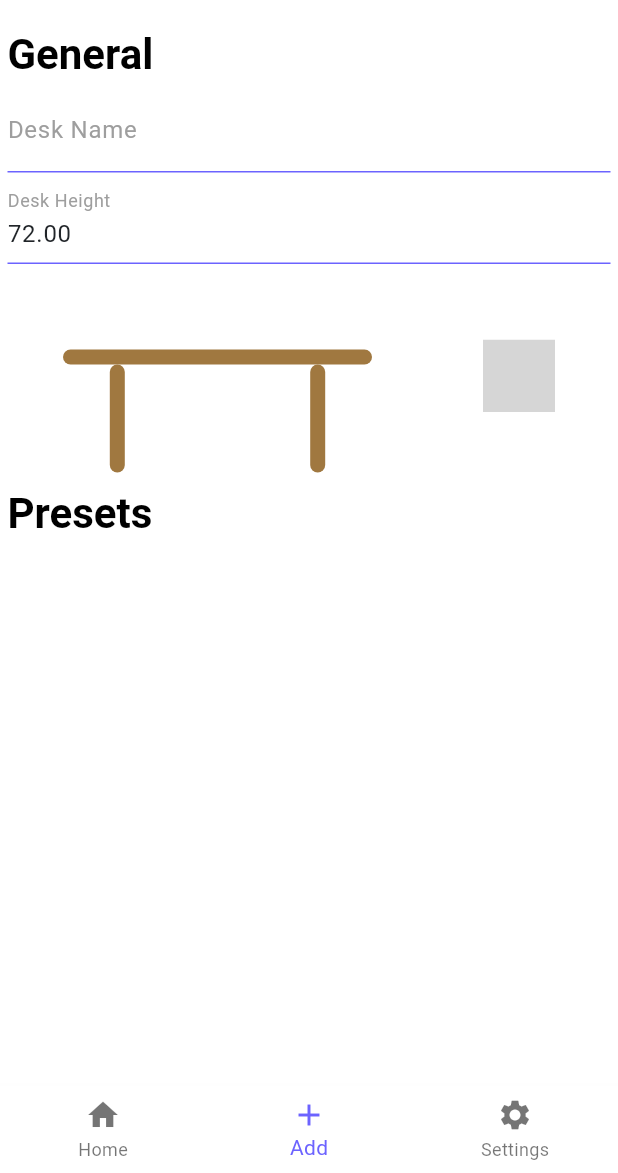
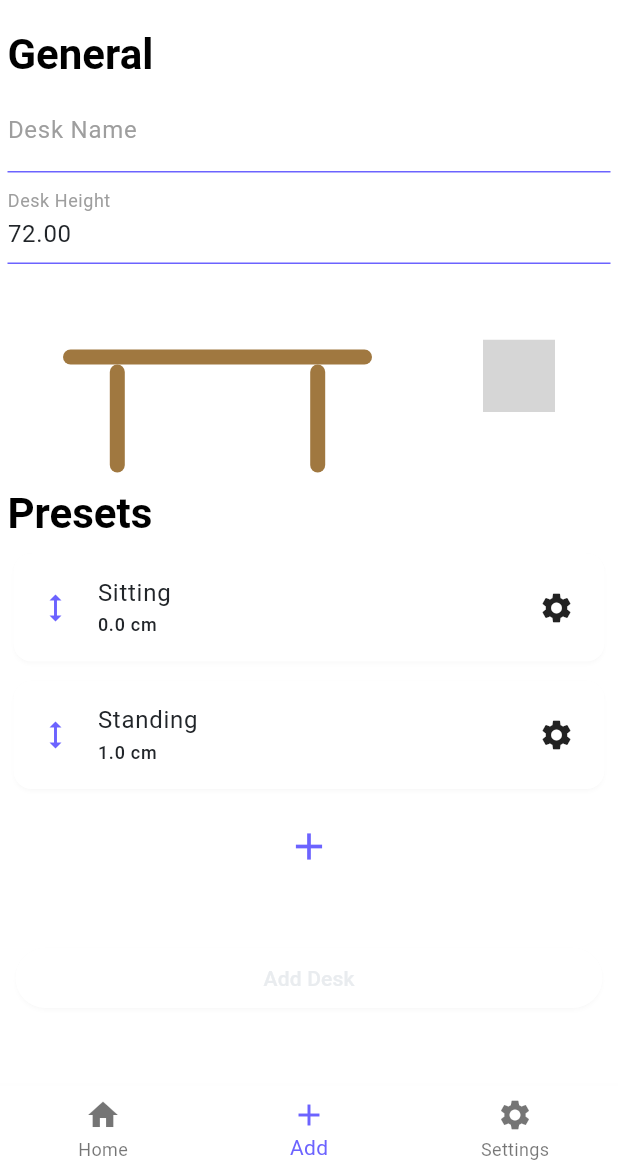
Before and after one commit to MhouneyLH/deskify, a Flutter app: the screen it shows after launch, item 2 of the bottom bar chosen, on a phone screen of 412 x 824 dp, the part 63-1236 px from its top. Run offline on Flutter 3.47's test engine with Material 2 defaults, Android fonts, the phone set to English and light mode, and no system bars; drawn by our look-alikes of syncfusion_flutter_sliders; our stand-ins replace bloc, carousel_slider, cloud_firestore, dartz, equatable, firebase_core and 3 more; accounts and stored records are empty; grey boxes are pictures that could not be loaded.

Commit message:
feat: add rest of the add desk page and fix some stuff

```diff
--- a/lib/features/presentation/pages/add_desk_page/add_desk_page.dart
+++ b/lib/features/presentation/pages/add_desk_page/add_desk_page.dart
@@ -1,9 +1,13 @@
 import 'package:deskify/core/core.dart';
 import 'package:deskify/features/presentation/widgets/widgets.dart';
 import 'package:flutter/material.dart';
+import 'package:flutter_bloc/flutter_bloc.dart';
 
 import '../../../domain/entities/desk.dart';
+import '../../../domain/entities/preset.dart';
+import '../../bloc/desk/desk_bloc.dart';
 import '../../themes/theme.dart';
+import 'preset_card.dart';
 
 /// A page on which a [Desk] entity can be added.
 ///
@@ -17,6 +21,26 @@ class AddDeskPage extends StatefulWidget {
 
 class _AddDeskPageState extends State<AddDeskPage> {
   Desk newDesk = Desk.empty();
+
+  @override
+  void initState() {
+    super.initState();
+
+    newDesk = newDesk.copyWith(
+      presets: const <Preset>[
+        Preset(
+          id: '0',
+          name: 'Sitting',
+          targetHeight: 0.0,
+        ),
+        Preset(
+          id: '1',
+          name: 'Standing',
+          targetHeight: 1.0,
+        ),
+      ],
+    );
+  }
 
   final TextEditingController deskNameController = TextEditingController();
   late final TextEditingController deskHeightController =
@@ -38,6 +62,11 @@ class _AddDeskPageState extends State<AddDeskPage> {
             labelText: 'Desk Name',
           ),
           key: const Key('desk-name-text-field'),
+          onEditingComplete: () {
+            setState(() {
+              newDesk = newDesk.copyWith(name: deskNameController.text);
+            });
+          },
         ),
         const SizedBox(height: ThemeSettings.smallSpacing),
         TextField(
@@ -45,7 +74,15 @@ class _AddDeskPageState extends State<AddDeskPage> {
           decoration: const InputDecoration(
             labelText: 'Desk Height',
           ),
+          keyboardType: const TextInputType.numberWithOptions(decimal: true),
           key: const Key('desk-height-text-field'),
+          onEditingComplete: () {
+            setState(() {
+              newDesk = newDesk.copyWith(
+                height: double.parse(deskHeightController.text),
+              );
+            });
+          },
         ),
         const SizedBox(height: ThemeSettings.mediumSpacing),
         Row(
@@ -85,7 +122,64 @@ class _AddDeskPageState extends State<AddDeskPage> {
           key: Key('presets-heading'),
         ),
         const SizedBox(height: ThemeSettings.smallSpacing),
+        for (final Preset preset in newDesk.presets)
+          Column(
+            children: [
+              PresetCard(
+                preset: preset,
+                key: Key('preset-card-${preset.name}'),
+              ),
+              const SizedBox(height: ThemeSettings.smallSpacing),
+            ],
+          ),
+        const SizedBox(height: ThemeSettings.smallSpacing),
+        Center(
+          child: IconButton(
+            icon: const Icon(Icons.add),
+            iconSize: 30.0,
+            style: ButtonStyle(
+              backgroundColor: MaterialStateProperty.all<Color>(
+                Theme.of(context).colorScheme.onSecondaryContainer,
+              ),
+              iconColor: MaterialStateProperty.all<Color>(
+                Theme.of(context).colorScheme.primary,
+              ),
+            ),
+            onPressed: () {},
+          ),
+        ),
+        const SizedBox(height: ThemeSettings.largeSpacing * 2),
+        Center(
+          child: SizedBox(
+            width: MediaQuery.of(context).size.width * 0.95,
+            child: ElevatedButton(
+              key: const Key('add-desk-button'),
+              onPressed: () {
+                BlocProvider.of<DeskBloc>(context).add(
+                  CreatedDesk(desk: newDesk),
+                );
+
+                _clearInputs();
+              },
+              child: Text(
+                'Add Desk',
+                style: TextStyle(
+                  color: Theme.of(context).colorScheme.secondary,
+                ),
+              ),
+            ),
+          ),
+        ),
       ],
     );
   }
+
+  void _clearInputs() {
+    setState(() {
+      newDesk = Desk.empty();
+
+      deskNameController.clear();
+      deskHeightController.text = newDesk.height.toStringAsFixed(2);
+    });
+  }
 }
--- /dev/null
+++ b/lib/features/presentation/pages/add_desk_page/preset_card.dart
@@ -0,0 +1,57 @@
+import 'package:deskify/features/presentation/widgets/widgets.dart';
+import 'package:flutter/material.dart';
+
+import '../../../domain/entities/preset.dart';
+import '../../themes/theme.dart';
+
+/// A card for showing information about a preset.
+///
+/// The card is used in the [AddDeskPage].
+class PresetCard extends StatefulWidget {
+  final Preset preset;
+
+  const PresetCard({
+    required this.preset,
+    super.key,
+  });
+
+  @override
+  State<PresetCard> createState() => _PresetCardState();
+}
+
+class _PresetCardState extends State<PresetCard> {
+  @override
+  Widget build(BuildContext context) {
+    return Card(
+      clipBehavior: Clip.hardEdge,
+      child: InkWell(
+        onTap: () {},
+        splashColor: Theme.of(context).colorScheme.primary.withOpacity(0.2),
+        highlightColor: Theme.of(context).colorScheme.primary.withOpacity(0.4),
+        child: Row(
+          children: [
+            Expanded(
+              child: Column(
+                crossAxisAlignment: CrossAxisAlignment.start,
+                children: [
+                  ListTile(
+                    leading: const Icon(Icons.height),
+                    title: Text(widget.preset.name),
+                    subtitle: Text('${widget.preset.targetHeight} cm'),
+                    iconColor: Theme.of(context).colorScheme.primary,
+                    subtitleTextStyle: Theme.of(context).textTheme.labelMedium,
+                  ),
+                ],
+              ),
+            ),
+            CustomIconButton(
+              icon: const Icon(Icons.settings),
+              onPressed: () {},
+            ),
+            const SizedBox(width: ThemeSettings.largeSpacing),
+          ],
+        ),
+      ),
+    );
+  }
+}
--- a/lib/features/presentation/pages/home_page/desk_carousel_slider.dart
+++ b/lib/features/presentation/pages/home_page/desk_carousel_slider.dart
@@ -46,7 +46,7 @@ class _DeskCarouselSliderState extends State<DeskCarouselSlider> {
       items: [
         for (Desk desk in widget.allDesks)
           DeskAnimation(
-            width: MediaQuery.of(context).size.width,
+            width: MediaQuery.of(context).size.width * 0.5,
             deskHeight: desk.height,
           ),
       ],
--- a/lib/features/presentation/pages/home_page/home_page.dart
+++ b/lib/features/presentation/pages/home_page/home_page.dart
@@ -110,7 +110,7 @@ class _HomePageState extends State<HomePage> {
           return Container();
         } else if (state is UpdateCurrentDeskSuccess) {
           return Text(
-            '${state.currentDesk.height.toString()} cm',
+            '${state.currentDesk.height.toStringAsFixed(2)} cm',
             key: const Key('current-desk-height'),
           );
         } else {
@@ -134,7 +134,7 @@ class _HomePageState extends State<HomePage> {
                   children: [
                     DeskInteractionCard(
                       title: preset.name,
-                      iconAtStart: const Icon(Icons.info),
+                      iconAtStart: const Icon(Icons.height),
                       onPressedCard: () {},
                       iconAtEnd: const Icon(Icons.settings),
                       onPressedIconAtEnd: () {},
--- a/lib/features/presentation/widgets/desk_animation_widget.dart
+++ b/lib/features/presentation/widgets/desk_animation_widget.dart
@@ -25,12 +25,15 @@ class _DeskAnimationState extends State<DeskAnimation> {
 
   @override
   Widget build(BuildContext context) {
-    return Stack(
-      children: [
-        _buildTopOfDesk(),
-        _buildFoot(isLeftFoot: true),
-        _buildFoot(isLeftFoot: false),
-      ],
+    return SizedBox(
+      width: widget.width,
+      child: Stack(
+        children: [
+          _buildTopOfDesk(),
+          _buildFoot(isLeftFoot: true),
+          _buildFoot(isLeftFoot: false),
+        ],
+      ),
     );
   }
 
--- a/lib/features/presentation/widgets/height_slider.dart
+++ b/lib/features/presentation/widgets/height_slider.dart
@@ -6,11 +6,11 @@ import 'package:syncfusion_flutter_sliders/sliders.dart';
 ///
 /// The slider is displayed as a [SfSlider] internally.
 class HeightSlider extends StatefulWidget {
-  double deskHeight;
+  final double deskHeight;
   final Function(double) onChanged;
   final Function(double) onChangeEnd;
 
-  HeightSlider({
+  const HeightSlider({
     required this.deskHeight,
     required this.onChanged,
     required this.onChangeEnd,
```
